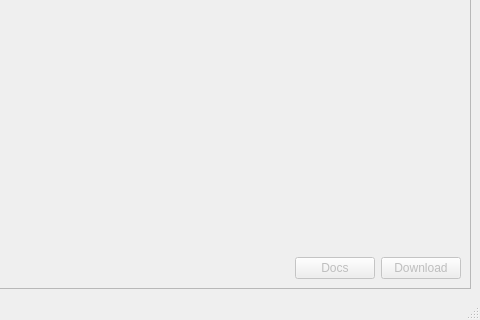
Before: the Qt Designer form gui/plugin_manager.ui in flika-org/flika, drawn with Qt 5; both pictures show x 457 to 937 and y 299 to 619 of the 937 by 619 pixel window.
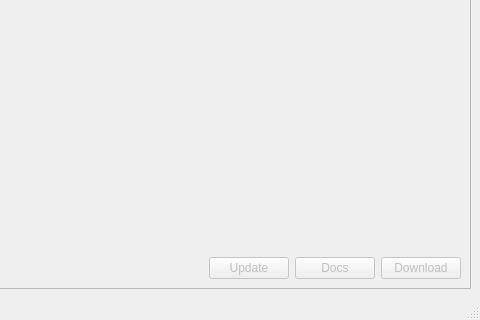
After: the same form once the commit is applied. Icons and pictures are not drawn.

Commit message: plugin install uses __init__ file

The edit to the form file:
```diff
--- a/gui/plugin_manager.ui
+++ b/gui/plugin_manager.ui
@@ -84,6 +84,16 @@
             </property>
            </spacer>
           </item>
+          <item>
+           <widget class="QPushButton" name="updateButton">
+            <property name="enabled">
+             <bool>false</bool>
+            </property>
+            <property name="text">
+             <string>Update</string>
+            </property>
+           </widget>
+          </item>
           <item>
            <widget class="QPushButton" name="docsButton">
             <property name="enabled">
```
The commit also changes 2 other files.
